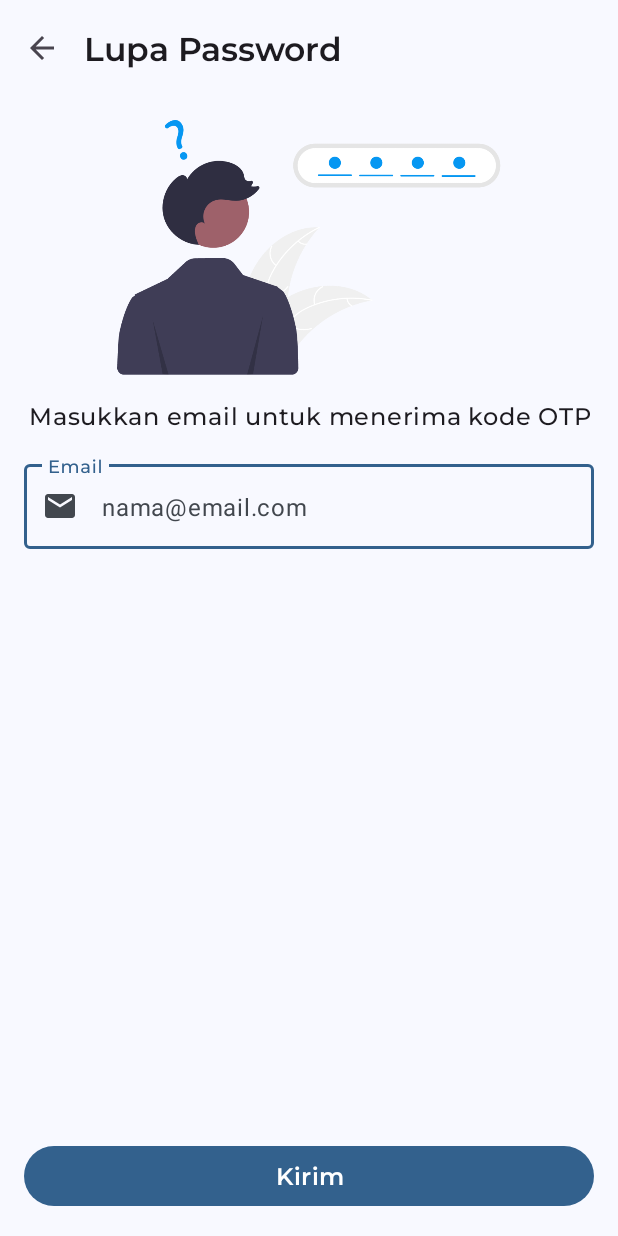
After one commit to Sigit-Kurniawan/Mechaban-Mobile, an Android app: the ForgetPasswordActivity screen opened directly, with no data from a screen before it, on a phone screen of 412 x 824 dp. The commit adds this screen. Run offline under Robolectric (Android 15) with nearby library versions, the phone set to English and light mode, and no system bars.

Commit message:
push forget password

```diff
--- /dev/null
+++ b/app/src/main/java/com/sigit/mechaban/auth/ForgetPasswordActivity.java
@@ -0,0 +1,73 @@
+package com.sigit.mechaban.auth;
+
+import android.content.Intent;
+import android.os.Bundle;
+import android.util.Log;
+import android.view.MenuItem;
+
+import androidx.annotation.NonNull;
+import androidx.appcompat.app.AppCompatActivity;
+import androidx.appcompat.widget.Toolbar;
+
+import com.google.android.material.textfield.TextInputEditText;
+import com.sigit.mechaban.R;
+import com.sigit.mechaban.api.ApiClient;
+import com.sigit.mechaban.api.ApiInterface;
+import com.sigit.mechaban.api.model.account.AccountAPI;
+import com.sigit.mechaban.object.Account;
+
+import java.util.Objects;
+
+import retrofit2.Call;
+import retrofit2.Callback;
+import retrofit2.Response;
+
+public class ForgetPasswordActivity extends AppCompatActivity {
+
+    @Override
+    protected void onCreate(Bundle savedInstanceState) {
+        super.onCreate(savedInstanceState);
+        setContentView(R.layout.activity_forget_password);
+
+        Toolbar toolbar = findViewById(R.id.toolbar);
+        setSupportActionBar(toolbar);
+        Objects.requireNonNull(getSupportActionBar()).setTitle("");
+        getSupportActionBar().setDisplayHomeAsUpEnabled(true);
+        getSupportActionBar().setDisplayShowHomeEnabled(true);
+
+        TextInputEditText emailTextView = findViewById(R.id.email_field);
+
+        findViewById(R.id.send_otp).setOnClickListener(v -> {
+            String email = Objects.requireNonNull(emailTextView.getText()).toString().trim();
+            Account account = new Account();
+            account.setAction("verification_forget");
+            account.setEmail(email);
+            ApiInterface apiInterface = ApiClient.getRetrofit().create(ApiInterface.class);
+            Call<AccountAPI> sendOtpCall = apiInterface.accountResponse(account);
+            sendOtpCall.enqueue(new Callback<AccountAPI>() {
+                @Override
+                public void onResponse(@NonNull Call<AccountAPI> call, @NonNull Response<AccountAPI> response) {
+                    if (response.isSuccessful() && response.body() != null && response.body().isStatus()) {
+                        Intent intent = new Intent(getApplicationContext(), VerifyOtpActivity.class);
+                        intent.putExtra("email", email);
+                        startActivity(intent);
+                        finish();
+                    }
+                }
+
+                @Override
+                public void onFailure(@NonNull Call<AccountAPI> call, @NonNull Throwable t) {
+                    Log.e("ForgetPassword", t.toString(), t);
+                }
+            });
+        });
+    }
+
+    @Override
+    public boolean onOptionsItemSelected(@NonNull MenuItem item) {
+        if (item.getItemId() == android.R.id.home) {
+            finish();
+        }
+        return super.onOptionsItemSelected(item);
+    }
+}
--- a/app/src/main/java/com/sigit/mechaban/auth/LoginActivity.java
+++ b/app/src/main/java/com/sigit/mechaban/auth/LoginActivity.java
@@ -104,6 +104,8 @@ public class LoginActivity extends AppCompatActivity implements ModalBottomSheet
 
         passwordEditText.setOnFocusChangeListener((v, hasFocus) -> EditTextBehavior.setIconTintOnFocus(getApplicationContext(), passwordLayout, hasFocus, isValidatePassword));
 
+        findViewById(R.id.forget_password).setOnClickListener(v -> startActivity(new Intent(this, ForgetPasswordActivity.class)));
+
         loginButton.setOnClickListener(v -> {
             email = Objects.requireNonNull(emailEditText.getText()).toString().trim();
             password = Objects.requireNonNull(passwordEditText.getText()).toString().trim();
--- a/app/src/main/java/com/sigit/mechaban/auth/RegisterActivity.java
+++ b/app/src/main/java/com/sigit/mechaban/auth/RegisterActivity.java
@@ -37,10 +37,7 @@ public class RegisterActivity extends AppCompatActivity implements ModalBottomSh
     private TextInputLayout nameLayout, emailLayout, noHPLayout, passwordLayout, confirmPasswordLayout;
     private Button registerButton;
     private boolean isValidateName, isValidateEmail, isValidateNoHP, isValidatePassword, isValidateConfirmPassword;
-    private String name;
-    private String email;
-    private String noHP;
-    private String password;
+    private String name, email, noHP, password;
     private final LoadingDialog loadingDialog = new LoadingDialog(this);
     private final Account account = new Account();
     private final ApiInterface apiInterface = ApiClient.getRetrofit().create(ApiInterface.class);
@@ -268,7 +265,6 @@ public class RegisterActivity extends AppCompatActivity implements ModalBottomSh
     public boolean onOptionsItemSelected(@NonNull MenuItem item) {
         if (item.getItemId() == android.R.id.home) {
             finish();
-            return true;
         }
         return super.onOptionsItemSelected(item);
     }
--- a/app/src/main/java/com/sigit/mechaban/dashboard/customer/fragment/AccountFragment.java
+++ b/app/src/main/java/com/sigit/mechaban/dashboard/customer/fragment/AccountFragment.java
@@ -35,10 +35,6 @@ public class AccountFragment extends Fragment {
     private TextView tvName, tvEmail;
     private SessionManager sessionManager;
     private final Account account = new Account();
-
-    public AccountFragment() {
-        // Required empty public constructor
-    }
 
     @Override
     public void onCreate(Bundle savedInstanceState) {
--- /dev/null
+++ b/app/src/main/res/layout/activity_forget_password.xml
@@ -0,0 +1,94 @@
+<?xml version="1.0" encoding="utf-8"?>
+<androidx.constraintlayout.widget.ConstraintLayout xmlns:android="http://schemas.android.com/apk/res/android"
+    xmlns:app="http://schemas.android.com/apk/res-auto"
+    xmlns:tools="http://schemas.android.com/tools"
+    android:id="@+id/main"
+    android:layout_width="match_parent"
+    android:layout_height="match_parent"
+    tools:context=".auth.ForgetPasswordActivity">
+
+    <androidx.appcompat.widget.Toolbar
+        android:id="@id/toolbar"
+        android:layout_width="match_parent"
+        android:layout_height="wrap_content"
+        app:layout_constraintEnd_toEndOf="parent"
+        app:layout_constraintStart_toStartOf="parent"
+        app:layout_constraintTop_toTopOf="parent"
+        app:popupTheme="@style/ThemeOverlay.AppCompat.Light">
+
+        <TextView
+            android:id="@+id/toolbar_title"
+            android:layout_width="wrap_content"
+            android:layout_height="wrap_content"
+            android:fontFamily="@font/montserrat_semibold"
+            android:text="@string/lupa_password2"
+            android:textAppearance="?attr/textAppearanceTitleLarge" />
+
+    </androidx.appcompat.widget.Toolbar>
+
+    <ImageView
+        android:id="@+id/illustration"
+        android:layout_width="wrap_content"
+        android:layout_height="170dp"
+        android:layout_marginTop="16dp"
+        android:contentDescription="@string/ilustrasi_forget_password"
+        android:src="@drawable/forget_password"
+        app:layout_constraintEnd_toEndOf="parent"
+        app:layout_constraintStart_toStartOf="parent"
+        app:layout_constraintTop_toBottomOf="@+id/toolbar" />
+
+    <LinearLayout
+        android:layout_width="match_parent"
+        android:layout_height="wrap_content"
+        android:gravity="center_horizontal"
+        android:paddingHorizontal="16dp"
+        android:orientation="vertical"
+        app:layout_constraintTop_toBottomOf="@+id/illustration">
+
+        <TextView
+            android:id="@+id/textView5"
+            android:layout_width="wrap_content"
+            android:layout_height="wrap_content"
+            android:layout_marginTop="16dp"
+            android:fontFamily="@font/montserrat_medium"
+            android:text="@string/masukkan_email_untuk_menerima_kode_otp"
+            android:textAlignment="center"
+            android:textAppearance="?attr/textAppearanceBodyLarge"
+            app:layout_constraintEnd_toEndOf="parent"
+            app:layout_constraintStart_toStartOf="parent"
+            app:layout_constraintTop_toBottomOf="@id/illustration" />
+
+        <com.google.android.material.textfield.TextInputLayout
+            android:id="@+id/email"
+            android:layout_width="match_parent"
+            android:layout_height="92dp"
+            android:layout_marginTop="16dp"
+            android:hint="@string/email"
+            app:helperTextEnabled="true"
+            app:layout_constraintTop_toBottomOf="@+id/textView5"
+            app:placeholderText="nama@email.com"
+            app:startIconDrawable="@drawable/baseline_email_24"
+            tools:layout_editor_absoluteX="16dp">
+
+            <com.google.android.material.textfield.TextInputEditText
+                android:id="@+id/email_field"
+                android:layout_width="match_parent"
+                android:layout_height="wrap_content"
+                android:fontFamily="@font/montserrat_medium"
+                android:inputType="textEmailAddress" />
+
+        </com.google.android.material.textfield.TextInputLayout>
+
+    </LinearLayout>
+
+    <Button
+        android:id="@+id/send_otp"
+        android:layout_width="match_parent"
+        android:layout_height="wrap_content"
+        android:layout_marginHorizontal="16dp"
+        android:layout_marginBottom="16dp"
+        android:fontFamily="@font/montserrat_semibold"
+        android:text="@string/kirim"
+        android:textAppearance="?attr/textAppearanceTitleMedium"
+        app:layout_constraintBottom_toBottomOf="parent" />
+</androidx.constraintlayout.widget.ConstraintLayout>
--- a/app/src/main/res/layout/fragment_account.xml
+++ b/app/src/main/res/layout/fragment_account.xml
@@ -33,6 +33,7 @@
                     android:layout_height="48dp"
                     android:layout_centerVertical="true"
                     android:scaleType="centerCrop"
+                    android:tint="@color/md_theme_onSurface"
                     app:shapeAppearanceOverlay="@style/CircleImageShape"
                     app:srcCompat="@drawable/baseline_account_circle_24" />
 
--- a/app/src/main/res/values/strings.xml
+++ b/app/src/main/res/values/strings.xml
@@ -57,4 +57,9 @@
     <string name="hapus_akun">Hapus Akun</string>
     <string name="kirim">Kirim</string>
     <string name="rincian_servis">Rincian Servis</string>
+    <string name="lupa_password2">Lupa Password</string>
+    <string name="ilustrasi_forget_password">Ilustrasi forget password</string>
+    <string name="masukkan_email_untuk_menerima_kode_otp">Masukkan email untuk menerima kode OTP</string>
+    <string name="ganti_password">Ganti Password</string>
+    <string name="ganti">Ganti</string>
 </resources>
```
Also changed, not shown: app/src/main/AndroidManifest.xml (+12 -2 lines), app/src/main/java/com/sigit/mechaban/auth/ChangePasswordActivity.java (added, +77 -0 lines), app/src/main/java/com/sigit/mechaban/auth/VerifyOtpActivity.java (+41 -6 lines), app/src/main/res/layout/activity_change_password.xml (added, +87 -0 lines), app/src/main/res/drawable-night/forget_password.png (added), app/src/main/res/drawable/forget_password.png (added).
